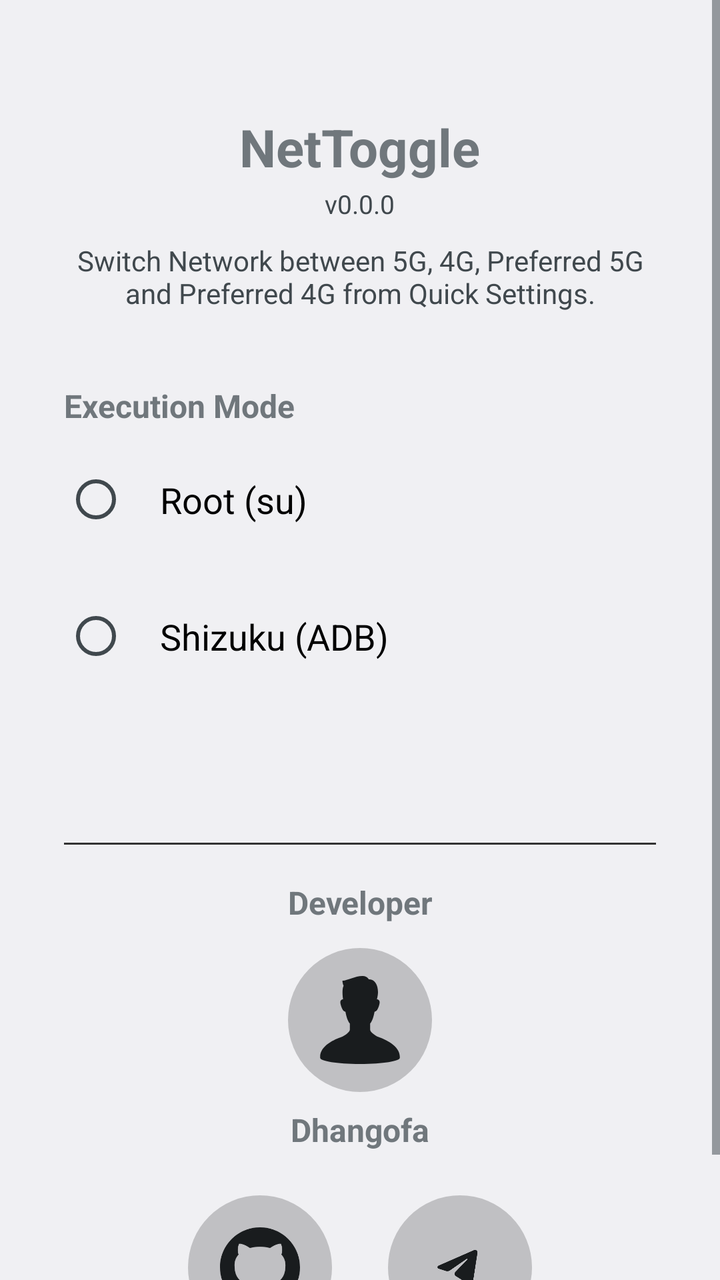
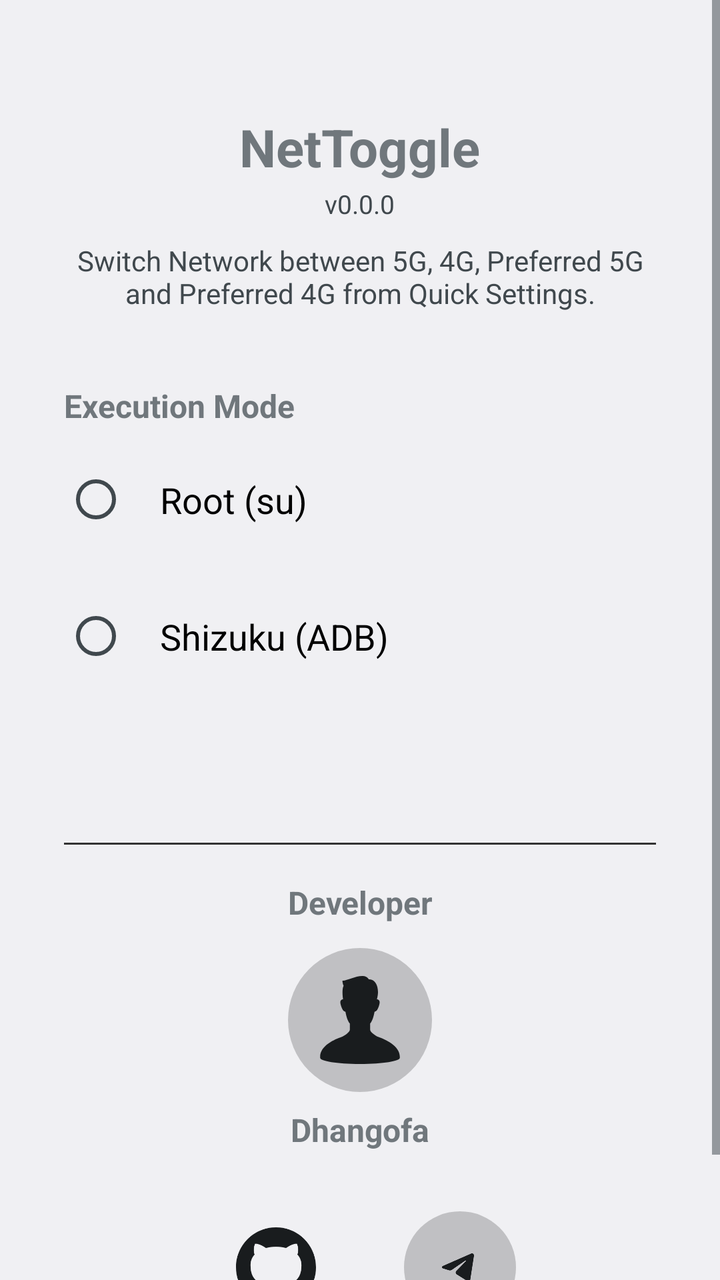

Two renders of the same Android screen: before a commit and after it. Below are the layout's source before the change and the commit's diff.
<!-- AndroidManifest.xml: application theme android:Theme.DeviceDefault.DayNight -->
<!-- res/layout/activity_main.xml -->
<?xml version="1.0" encoding="utf-8"?>
<ScrollView xmlns:android="http://schemas.android.com/apk/res/android"
    android:layout_width="match_parent"
    android:layout_height="match_parent"
    android:background="?android:attr/colorBackground"
    android:fillViewport="true">

    <LinearLayout
        android:layout_width="match_parent"
        android:layout_height="wrap_content"
        android:orientation="vertical"
        android:padding="32dp"
        android:gravity="center_horizontal">

        <TextView
            android:id="@+id/appTitleText"
            android:layout_width="wrap_content"
            android:layout_height="wrap_content"
            android:text="NetToggle"
            android:textSize="26sp"
            android:textStyle="bold"
            android:layout_marginTop="24dp"
            android:layout_marginBottom="2dp" />

        <TextView
            android:id="@+id/appVersionText"
            android:layout_width="wrap_content"
            android:layout_height="wrap_content"
            android:text="v0.0.0"
            android:textSize="13sp"
            android:textColor="?android:attr/textColorSecondary"
            android:layout_marginBottom="10dp" />

        <TextView
            android:layout_width="match_parent"
            android:layout_height="wrap_content"
            android:text="Switch Network between 5G, 4G, Preferred 5G and Preferred 4G from Quick Settings."
            android:textSize="14sp"
            android:gravity="center"
            android:textColor="?android:attr/textColorSecondary"
            android:layout_marginBottom="36dp" />

        <TextView
            android:layout_width="match_parent"
            android:layout_height="wrap_content"
            android:text="Execution Mode"
            android:textSize="16sp"
            android:textStyle="bold"
            android:layout_marginBottom="8dp" />

        <RadioGroup
            android:id="@+id/modeRadioGroup"
            android:layout_width="match_parent"
            android:layout_height="wrap_content"
            android:orientation="vertical">

            <RadioButton
                android:id="@+id/radioRoot"
                android:layout_width="match_parent"
                android:layout_height="wrap_content"
                android:text="Root (su)"
                android:textSize="18sp"
                android:padding="16dp"
                android:layout_marginBottom="12dp"
                android:background="?android:attr/selectableItemBackground" />

            <RadioButton
                android:id="@+id/radioShizuku"
                android:layout_width="match_parent"
                android:layout_height="wrap_content"
                android:text="Shizuku (ADB)"
                android:textSize="18sp"
                android:padding="16dp"
                android:background="?android:attr/selectableItemBackground" />

        </RadioGroup>

        <TextView
            android:id="@+id/shizukuStatusText"
            android:layout_width="match_parent"
            android:layout_height="wrap_content"
            android:text=""
            android:textSize="14sp"
            android:gravity="center"
            android:textColor="#FF5555"
            android:layout_marginTop="24dp"
            android:layout_marginBottom="28dp" />

        <View
            android:layout_width="match_parent"
            android:layout_height="1dp"
            android:background="#333333"
            android:layout_marginTop="4dp"
            android:layout_marginBottom="18dp" />

       <TextView
			android:id="@+id/developerTitleText"
			android:layout_width="match_parent"
			android:layout_height="wrap_content"
			android:text="Developer"
			android:textSize="16sp"
			android:textStyle="bold"
			android:gravity="center"
			android:layout_marginBottom="12dp" />

		<ImageView
			android:id="@+id/developerPersonIcon"
			android:layout_width="72dp"
			android:layout_height="72dp"
			android:padding="14dp"
			android:src="@drawable/ic_person"
			android:tint="?android:attr/textColorPrimary"
			android:background="@drawable/social_icon_bg"
			android:contentDescription="Developer"
			android:layout_marginBottom="8dp" />

		<TextView
			android:id="@+id/developerNameText"
			android:layout_width="wrap_content"
			android:layout_height="wrap_content"
			android:text="Dhangofa"
			android:textSize="16sp"
			android:textStyle="bold"
			android:gravity="center"
			android:layout_marginBottom="18dp" />

		<LinearLayout
			android:id="@+id/socialLinksRow"
			android:layout_width="match_parent"
			android:layout_height="wrap_content"
			android:orientation="horizontal"
			android:gravity="center"
			android:layout_marginTop="4dp"
			android:layout_marginBottom="8dp">

			<ImageView
				android:id="@+id/githubLink"
				android:layout_width="72dp"
				android:layout_height="72dp"
				android:padding="16dp"
				android:src="@drawable/ic_github"
				android:tint="?android:attr/textColorPrimary"
				android:background="@drawable/social_icon_bg"
				android:contentDescription="GitHub"
				android:clickable="true"
				android:focusable="true" />

			<Space
				android:layout_width="28dp"
				android:layout_height="1dp" />

			<ImageView
				android:id="@+id/telegramLink"
				android:layout_width="72dp"
				android:layout_height="72dp"
				android:padding="16dp"
				android:src="@drawable/ic_telegram"
				android:tint="?android:attr/textColorPrimary"
				android:background="@drawable/social_icon_bg"
				android:contentDescription="Telegram"
				android:clickable="true"
				android:focusable="true" />

		</LinearLayout>

    </LinearLayout>

</ScrollView>
<!-- resources referenced by this layout -->
<resources>
  <!-- drawable ic_github (drawable) -->
  <vector xmlns:android="http://schemas.android.com/apk/res/android"
      android:width="24dp"
      android:height="24dp"
      android:viewportWidth="24"
      android:viewportHeight="24">
  
      <path
          android:fillColor="#FFFFFFFF"
          android:pathData="M12,0c-6.626,0 -12,5.373 -12,12c0,5.302 3.438,9.8 8.207,11.387c0.599,0.111 0.793,-0.261 0.793,-0.577v-2.234c-3.338,0.726 -4.033,-1.416 -4.033,-1.416c-0.546,-1.387 -1.333,-1.756 -1.333,-1.756c-1.089,-0.745 0.083,-0.729 0.083,-0.729c1.205,0.084 1.839,1.237 1.839,1.237c1.07,1.834 2.807,1.304 3.492,0.997c0.107,-0.775 0.418,-1.305 0.762,-1.604c-2.665,-0.305 -5.467,-1.334 -5.467,-5.931c0,-1.311 0.469,-2.381 1.236,-3.221c-0.124,-0.303 -0.535,-1.524 0.117,-3.176c0,0 1.008,-0.322 3.301,1.23c0.957,-0.266 1.983,-0.399 3.003,-0.404c1.02,0.005 2.047,0.138 3.006,0.404c2.291,-1.552 3.297,-1.23 3.297,-1.23c0.653,1.653 0.242,2.874 0.118,3.176c0.77,0.84 1.235,1.911 1.235,3.221c0,4.609 -2.807,5.624 -5.479,5.921c0.43,0.372 0.823,1.102 0.823,2.222v3.293c0,0.319 0.192,0.694 0.801,0.576c4.765,-1.589 8.199,-6.086 8.199,-11.386c0,-6.627 -5.373,-12 -12,-12z" />
  
  </vector>
  <!-- drawable ic_person (drawable) -->
  <vector xmlns:android="http://schemas.android.com/apk/res/android"
      android:width="24dp"
      android:height="24dp"
      android:viewportWidth="512"
      android:viewportHeight="512">
  
      <path
          android:fillColor="#FFFFFFFF"
          android:pathData="M364.038,355.035c-19.948,-7.458 -49.037,-29.238 -49.037,-42.797c0,-8.983 0,-20.205 0,-35.587c11.528,-12.826 20.294,-38.864 25.504,-68.38c12.152,-4.338 19.096,-11.281 27.771,-41.658c9.221,-32.358 -13.886,-31.258 -13.886,-31.258c18.69,-61.873 -5.913,-120.022 -47.125,-115.753c-28.426,-49.73 -123.636,11.36 -153.468,7.102c0,17.055 7.102,29.842 7.102,29.842c-10.37,19.69 -6.37,58.951 -3.458,78.809c-1.684,-0.03 -22.581,0.188 -13.717,31.258c8.676,30.376 15.619,37.32 27.772,41.658c5.2,29.516 13.965,55.554 25.504,68.38c0,15.382 0,26.604 0,35.587c0,13.559 -30.901,36.399 -49.036,42.797c-37.469,13.193 -129.54,51.136 -123.597,122.21C25.792,494.301 119.577,512 256,512c136.414,0 230.209,-17.699 231.635,-34.755C493.577,406.102 401.269,368.961 364.038,355.035z" />
  
  </vector>
  <!-- drawable ic_telegram (drawable) -->
  <vector xmlns:android="http://schemas.android.com/apk/res/android"
      android:width="24dp"
      android:height="24dp"
      android:viewportWidth="32"
      android:viewportHeight="32">
  
      <path
          android:fillColor="#FFFFFFFF"
          android:pathData="M22.9866,10.2088C23.1112,9.40332 22.3454,8.76755 21.6292,9.082L7.36482,15.3448C6.85123,15.5703 6.8888,16.3483 7.42147,16.5179L10.3631,17.4547C10.9246,17.6335 11.5325,17.541 12.0228,17.2023L18.655,12.6203C18.855,12.4821 19.073,12.7665 18.9021,12.9426L14.1281,17.8646C13.665,18.3421 13.7569,19.1512 14.314,19.5005L19.659,22.8523C20.2585,23.2282 21.0297,22.8506 21.1418,22.1261L22.9866,10.2088z" />
  
  </vector>
  <!-- drawable social_icon_bg (drawable) -->
  <?xml version="1.0" encoding="utf-8"?>
  <shape xmlns:android="http://schemas.android.com/apk/res/android"
      android:shape="oval">
  
      <solid android:color="?android:attr/colorControlHighlight" />
  
  </shape>
</resources>

<!-- the commit's change to res/layout/activity_main.xml (unified diff, before → after) -->
@@ -140,10 +140,10 @@
 				android:padding="16dp"
 				android:src="@drawable/ic_github"
 				android:tint="?android:attr/textColorPrimary"
-				android:background="@drawable/social_icon_bg"
 				android:contentDescription="GitHub"
 				android:clickable="true"
-				android:focusable="true" />
+				android:focusable="true"
+				android:background="?android:attr/selectableItemBackgroundBorderless" />
 
 			<Space
 				android:layout_width="28dp"
@@ -151,9 +151,9 @@
 
 			<ImageView
 				android:id="@+id/telegramLink"
-				android:layout_width="72dp"
-				android:layout_height="72dp"
-				android:padding="16dp"
+				android:layout_width="56dp"
+				android:layout_height="56dp"
+				android:padding="12dp"
 				android:src="@drawable/ic_telegram"
 				android:tint="?android:attr/textColorPrimary"
 				android:background="@drawable/social_icon_bg"
